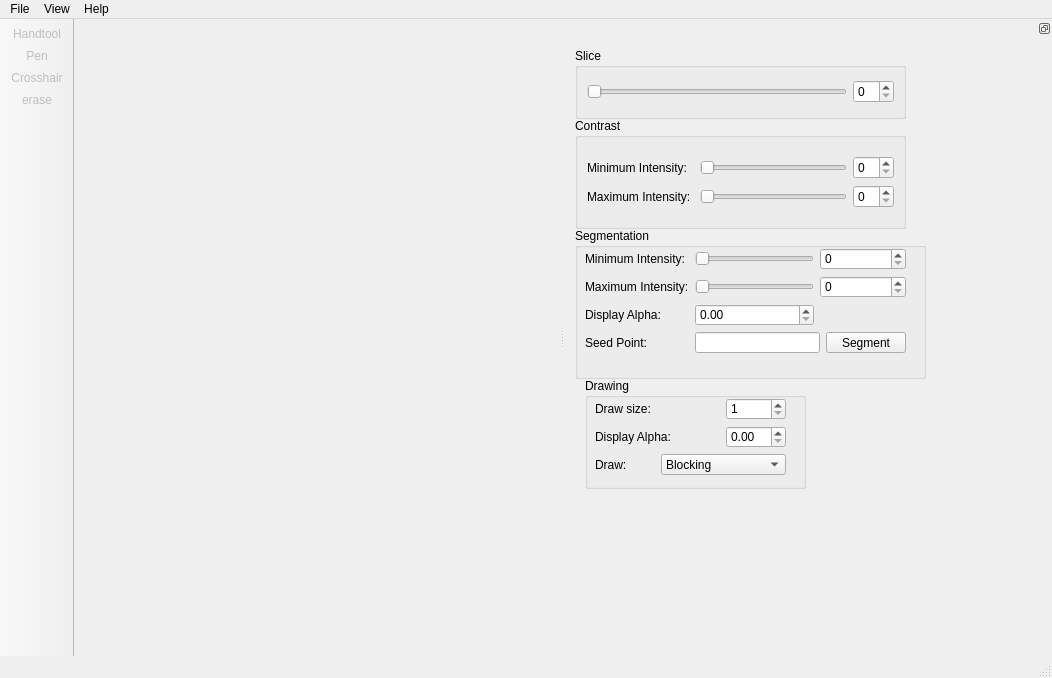
Qt form src/mainwindow.ui (delcypher/simi-qt) before a commit.
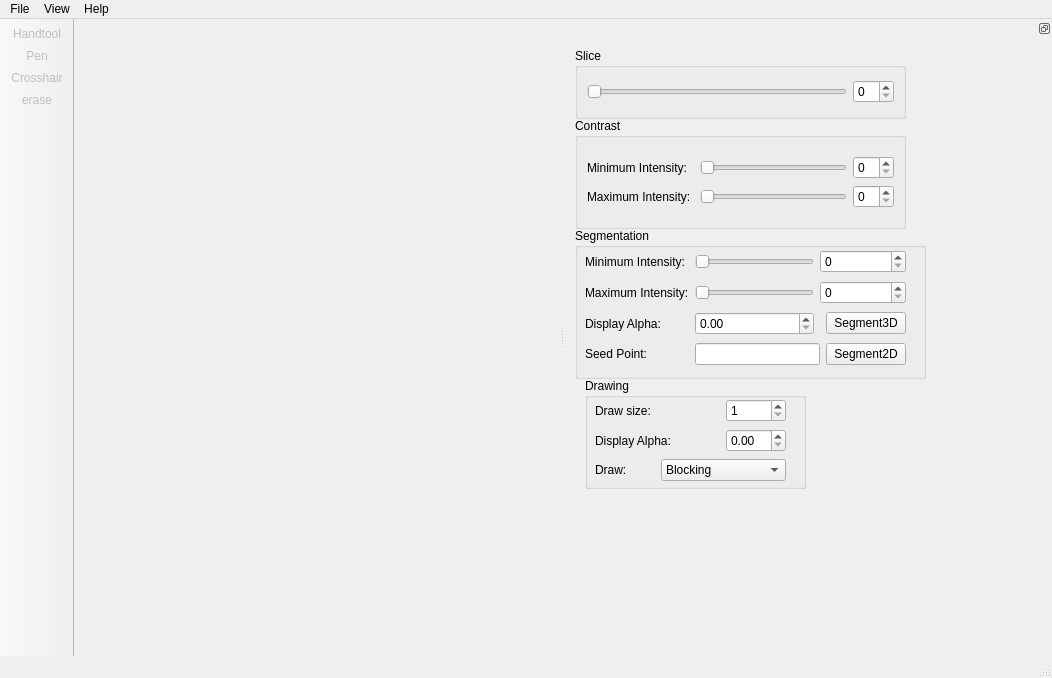
The same form after that commit. Icons and pictures are not drawn. Custom widgets are drawn as their Qt base class.

Commit message: Added doSegmentation3D() and button.

```diff
--- a/src/mainwindow.ui
+++ b/src/mainwindow.ui
@@ -220,13 +220,13 @@
      <property name="title">
       <string>Drawing</string>
      </property>
-     <widget class="QWidget" name="">
+     <widget class="QWidget" name="layoutWidget">
       <property name="geometry">
        <rect>
         <x>10</x>
         <y>20</y>
         <width>191</width>
-        <height>77</height>
+        <height>86</height>
        </rect>
       </property>
       <layout class="QGridLayout" name="gridLayout_6">
@@ -303,13 +303,13 @@
      <property name="title">
       <string>Segmentation</string>
      </property>
-     <widget class="QWidget" name="">
+     <widget class="QWidget" name="layoutWidget">
       <property name="geometry">
        <rect>
         <x>10</x>
         <y>20</y>
         <width>321</width>
-        <height>105</height>
+        <height>122</height>
        </rect>
       </property>
       <layout class="QGridLayout" name="gridLayout_5">
@@ -381,7 +381,14 @@
        <item row="3" column="3">
         <widget class="QPushButton" name="doSegmentation">
          <property name="text">
-          <string>Segment</string>
+          <string>Segment2D</string>
+         </property>
+        </widget>
+       </item>
+       <item row="2" column="3">
+        <widget class="QPushButton" name="doSegmentation3D">
+         <property name="text">
+          <string>Segment3D</string>
          </property>
         </widget>
        </item>
```
Left out of the diff: 15 changed lines with no effect on the pictures. The commit also changes 4 other files.
